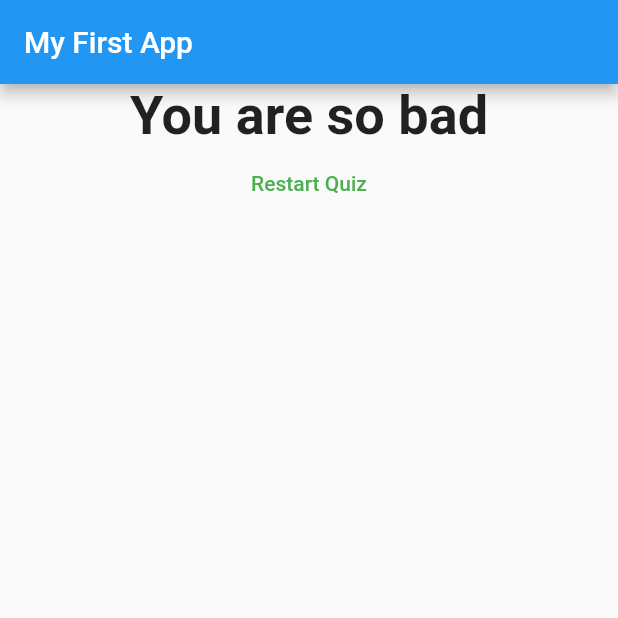
After one commit to staceysav/flutter_course_projects, a Flutter app: the screen it shows after launch, after a tap on "Black", after a tap on "Lion", after a tap on "three", on a phone screen of 412 x 824 dp, the top half of it. The commit adds this screen. Run offline on Flutter 3.47's test engine with Material 2 defaults, Android fonts, the phone set to English and light mode, and no system bars.

Commit message:
First app done (viktorina, with restart quiz button and scoring)

```diff
--- a/flutter_complete_guide/lib/main.dart
+++ b/flutter_complete_guide/lib/main.dart
@@ -1,8 +1,8 @@
 //import 'dart:html';
 
 import 'package:flutter/material.dart';
-import 'package:flutter_complete_guide/answer.dart';
-import './question.dart';
+import './quiz.dart';
+import 'package:flutter_complete_guide/result.dart';
 
 void main() {
   runApp(MyApp());
@@ -18,32 +18,57 @@ class MyApp extends StatefulWidget {
 }
 
 class _MyAppState extends State<MyApp> {
-  final questions = const [
+  final _questions = const [
     {
       'questionText': 'What\'s your favourite colour?',
-      'answers': ['Black', 'Red', 'White', 'Green'],
+      'answers': [
+        {'text': 'Black', 'score': 10},
+        {'text': 'Red', 'score': 5},
+        {'text': 'Green', 'score': 3},
+        {'text': 'White', 'score': 1}
+      ],
     },
     {
       'questionText': 'What\'s your favourite animal?',
-      'answers': ['Rabbit', 'Lion', 'Bear', 'Rhino'],
+      'answers': [
+        {'text': 'Rabbit', 'score': 10},
+        {'text': 'Lion', 'score': 5},
+        {'text': 'Lion', 'score': 3},
+        {'text': 'Rhino', 'score': 1}
+      ],
     },
     {
       'questionText': 'Who\'s your favourite instructor?',
-      'answers': ['one', 'two', 'thee', 'four'],
+      'answers': [
+        {'text': 'one', 'score': 10},
+        {'text': 'two', 'score': 5},
+        {'text': 'three', 'score': 3},
+        {'text': 'four', 'score': 1}
+      ],
     },
   ];
 
   var _questionIndex = 0;
+  var _totalScore = 0;
 
-  void _answerQuestion() {
+  void _resetQuiz() {
+    setState(() {
+      _questionIndex = 0;
+      _totalScore = 0;
+    });
+  }
+
+  _answerQuestion(int score) {
+    _totalScore += score;
+
     setState(() {
       _questionIndex = _questionIndex + 1;
     });
     print(_questionIndex);
-    if (_questionIndex < questions.length) {
+    if (_questionIndex < _questions.length) {
       print('We have more questions');
-    }
-    else () {
+    } else
+      () {
         print('No more questions');
       };
   }
@@ -55,20 +80,13 @@ class _MyAppState extends State<MyApp> {
           appBar: AppBar(
             title: Text('My First App'),
           ),
-        body: _questionIndex < questions.length
-            ? Column(
-                children: <Widget>[
-                  Question(questions[_questionIndex]['questionText'] as String),
-                  ...(questions[_questionIndex]['answers'] as List<String>)
-                      .map((answer) {
-                    return Answer(_answerQuestion, answer);
-                  }).toList(),
-                ],
+          body: _questionIndex < _questions.length
+              ? Quiz(
+                  answerQuestion: _answerQuestion,
+                  questions: _questions,
+                  questionIndex: _questionIndex,
                 )
-            : Center(
-                child: Text('You did it'),
-              ),
-      ),
+              : Result(_totalScore, _resetQuiz)),
     );
   }
 }
--- /dev/null
+++ b/flutter_complete_guide/lib/quiz.dart
@@ -0,0 +1,26 @@
+import 'package:flutter/material.dart';
+import 'package:flutter_complete_guide/answer.dart';
+import 'package:flutter_complete_guide/question.dart';
+
+class Quiz extends StatelessWidget {
+  final List<Map<String, Object>> questions;
+  final int questionIndex;
+  final Function answerQuestion;
+
+  Quiz(
+      {required this.questions,
+      required this.answerQuestion,
+      required this.questionIndex});
+
+  @override
+  Widget build(BuildContext context) {
+    return Column(
+      children: <Widget>[
+        Question(questions[questionIndex]['questionText'] as String),
+        ...(questions[questionIndex]['answers'] as List<Map<String, Object>>).map((answer) {
+          return Answer(() => answerQuestion(answer['score']), answer['text'] as String);
+        }).toList(),
+      ],
+    );
+  }
+}
--- /dev/null
+++ b/flutter_complete_guide/lib/result.dart
@@ -0,0 +1,40 @@
+import 'dart:developer';
+
+import 'package:flutter/material.dart';
+
+class Result extends StatelessWidget {
+  final int resultScore;
+  final VoidCallback resetHandler;
+
+  Result(this.resultScore, this.resetHandler);
+
+  String get resultPhrase {
+    String resultText;
+    if (resultScore <= 8) {
+      resultText = 'You are awesome!';
+    } else if (resultScore <= 12) {
+      resultText = 'You are nice and likeable';
+    } else if (resultScore <= 16) {
+      resultText = 'You are ... strange';
+    } else {
+      resultText = 'You are so bad';
+    }
+    return resultText;
+  }
+
+  @override
+  Widget build(BuildContext context) {
+    return Center(
+      child: Column(
+        children: [
+          Text(
+            resultPhrase,
+            style: TextStyle(fontSize: 36, fontWeight: FontWeight.bold),
+            textAlign: TextAlign.center,
+          ),
+          FlatButton(onPressed: resetHandler, child: Text('Restart Quiz'), textColor: Colors.green,)
+        ],
+      ),
+    );
+  }
+}
```
Lines whose indentation alone changed are shown as unchanged.
